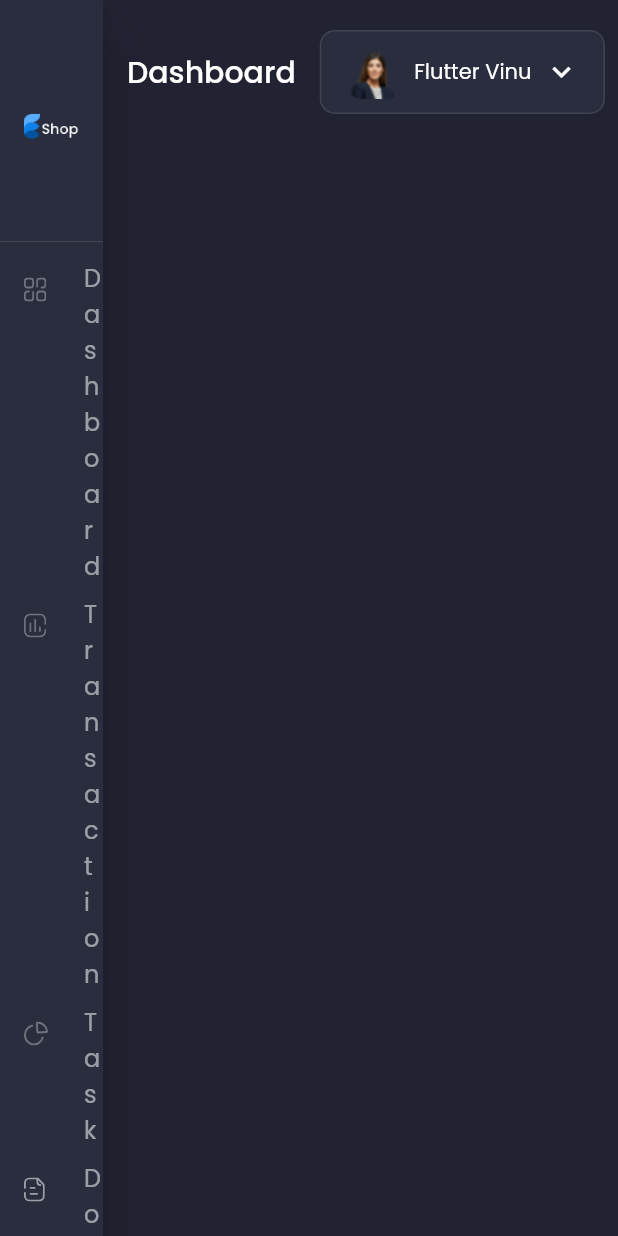
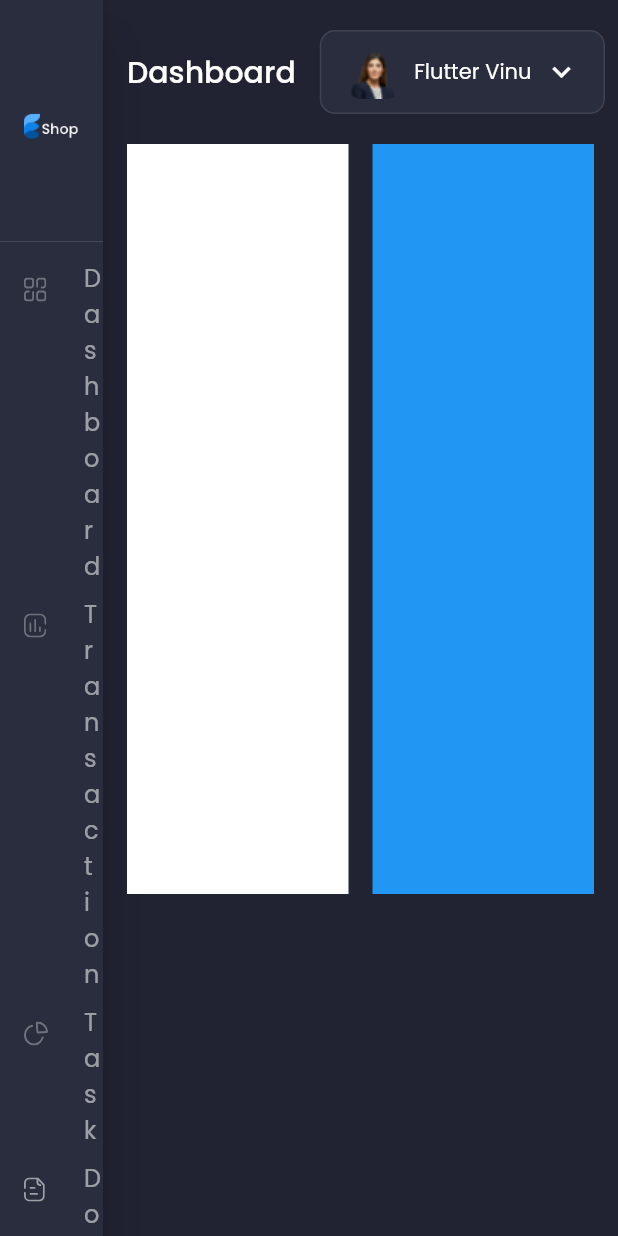
Before and after one commit to VinuBalagopalAP/Responsive-Admin-Panel, a Flutter app: the screen it shows after launch, on a phone screen of 412 x 824 dp. Run offline on Flutter 3.47's test engine with Material 2 defaults, Android fonts, the phone set to English and light mode, and no system bars; our stand-ins replace flutter_svg, google_fonts.

Commit message:
header complete

```diff
--- a/lib/screens/dashboard/components/header.dart
+++ b/lib/screens/dashboard/components/header.dart
@@ -11,15 +11,15 @@ class Header extends StatelessWidget {
   Widget build(BuildContext context) {
     return Row(
       children: <Widget>[
-        Image.asset(
-          'assets/images/profile_pic.png',
-          height: 38,
+        Text(
+          'Dashboard',
+          style: Theme.of(context).textTheme.headline6,
         ),
-        const Padding(
-          padding: EdgeInsets.symmetric(horizontal: defaultPadding / 2),
-          child: Text('Flutter Vinu'),
+        const Spacer(flex: 2),
+        const Expanded(
+          child: SearchField(),
         ),
-        const Icon(Icons.keyboard_arrow_down),
+        const ProfileCard(),
       ],
     );
   }
@@ -57,3 +57,38 @@ class SearchField extends StatelessWidget {
     );
   }
 }
+
+class ProfileCard extends StatelessWidget {
+  const ProfileCard({
+    Key? key,
+  }) : super(key: key);
+
+  @override
+  Widget build(BuildContext context) {
+    return Container(
+      margin: const EdgeInsets.only(left: defaultPadding),
+      padding: const EdgeInsets.symmetric(
+        horizontal: defaultPadding,
+        vertical: defaultPadding / 2,
+      ),
+      decoration: BoxDecoration(
+        color: secondaryColor,
+        border: Border.all(color: Colors.white10),
+        borderRadius: const BorderRadius.all(Radius.circular(10.0)),
+      ),
+      child: Row(
+        children: <Widget>[
+          Image.asset(
+            'assets/images/profile_pic.png',
+            height: 38,
+          ),
+          const Padding(
+            padding: EdgeInsets.symmetric(horizontal: defaultPadding / 2),
+            child: Text('Flutter Vinu'),
+          ),
+          const Icon(Icons.keyboard_arrow_down),
+        ],
+      ),
+    );
+  }
+}
--- a/lib/screens/dashboard/dashboard_screen.dart
+++ b/lib/screens/dashboard/dashboard_screen.dart
@@ -11,18 +11,24 @@ class DashboardScreen extends StatelessWidget {
       child: SingleChildScrollView(
         padding: const EdgeInsets.all(defaultPadding),
         child: Column(
-          children: [
+          children: <Widget>[
+            const Header(),
+            const SizedBox(height: defaultPadding),
             Row(
               children: <Widget>[
-                Text(
-                  'Dashboard',
-                  style: Theme.of(context).textTheme.headline6,
+                Expanded(
+                  child: Container(
+                    height: 500,
+                    color: Colors.white,
+                  ),
                 ),
-                const Spacer(flex: 2),
-                const Expanded(
-                  child: SearchField(),
+                const SizedBox(width: defaultPadding),
+                Expanded(
+                  child: Container(
+                    height: 500,
+                    color: Colors.blue,
+                  ),
                 ),
-                const ProfileCard(),
               ],
             )
           ],
@@ -31,26 +37,3 @@ class DashboardScreen extends StatelessWidget {
     );
   }
 }
-
-class ProfileCard extends StatelessWidget {
-  const ProfileCard({
-    Key? key,
-  }) : super(key: key);
-
-  @override
-  Widget build(BuildContext context) {
-    return Container(
-      margin: const EdgeInsets.only(left: defaultPadding),
-      padding: const EdgeInsets.symmetric(
-        horizontal: defaultPadding,
-        vertical: defaultPadding / 2,
-      ),
-      decoration: BoxDecoration(
-        color: secondaryColor,
-        border: Border.all(color: Colors.white10),
-        borderRadius: const BorderRadius.all(Radius.circular(10.0)),
-      ),
-      child: const Header(),
-    );
-  }
-}
```
